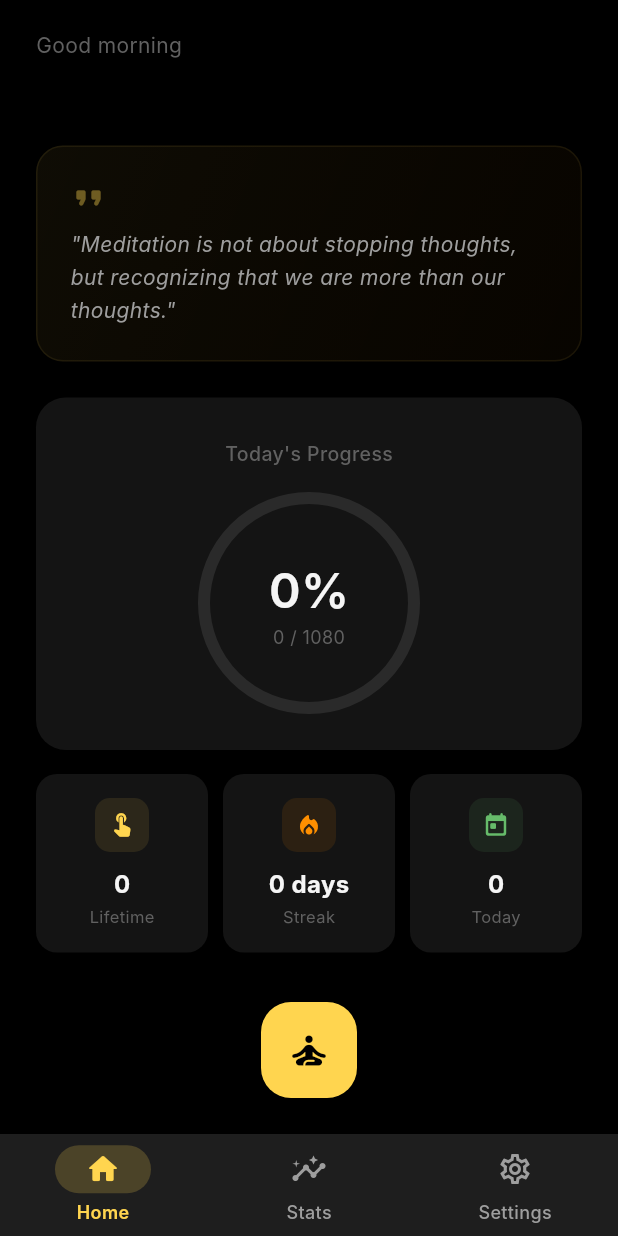
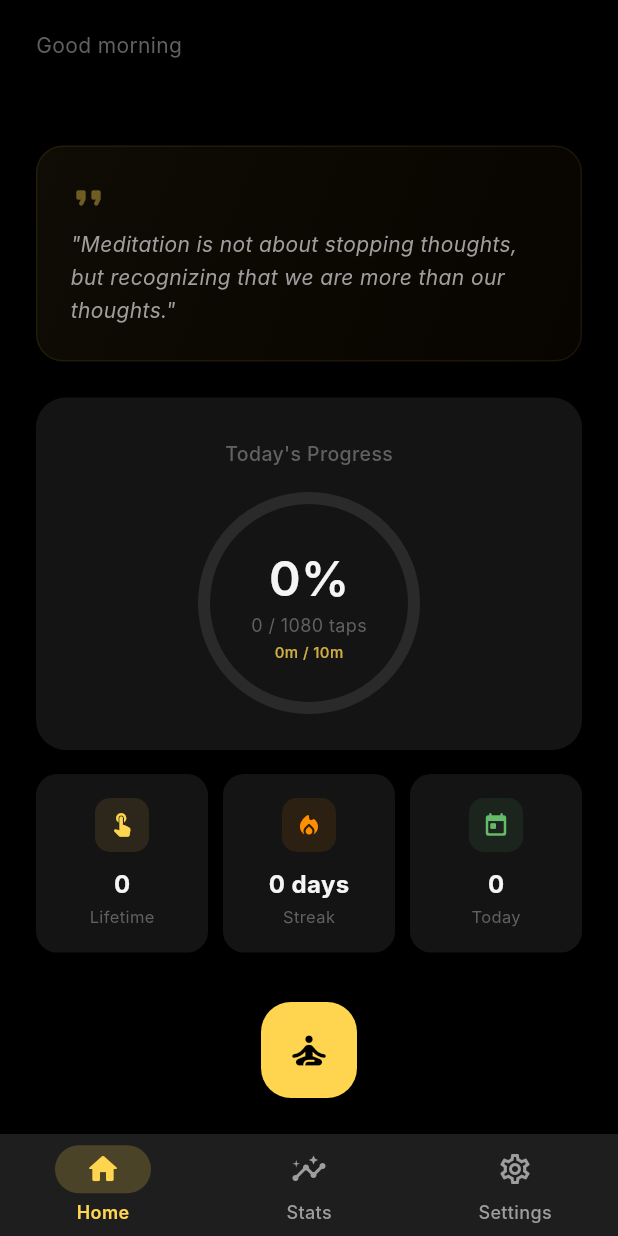
Before and after one commit to amanat-2003/shunya-meditation-app, a Flutter app: the screen it shows once a user with an empty profile is signed in, on a phone screen of 412 x 824 dp. Run offline on Flutter 3.47's test engine with Material 3 defaults, Android fonts, the phone set to English and light mode, and no system bars; our stand-ins replace connectivity_plus, file_picker, fl_chart, flutter_riverpod, go_router, google_sign_in and 5 more; missing offline and left inert: app_settings, screen_brightness; accounts and stored records are empty; Roboto replaces fonts that are missing (Inter).

Commit message:
fix: resolve layout shift in meditation screen and add time objective to dashboard
Fixes & Enhancements:
1. Dashboard Time Tracking: Enhanced the Home dashboard 'Today's Progress' circle to display meditated minutes vs the daily minutes goal directly beneath the existing tap counter tracker. This brings full visibility to both the user's primary objectives.
2. Meditation Screen Layout Shift Fix: Converted the core layout engine of the Meditation Screen from a basic Column to a robust Positioned Stack. This ensures that when the 'Hint Overlay' fades in or out, it no longer physically shoves the central tapestry (Tap counter and Time) vertically down the screen.
3. Universal Bright Mode Coverage: Updated the Hint Overlay widget to respect the global 'Bright UI Mode' setting. When bright mode is enabled by the user, the instructional popup now shines at 100% opacity instead of remaining deliberately obscured, ensuring total visibility across the view.

```diff
--- a/lib/features/dashboard/presentation/screens/dashboard_screen.dart
+++ b/lib/features/dashboard/presentation/screens/dashboard_screen.dart
@@ -38,6 +38,7 @@ class _DashboardScreenState extends ConsumerState<DashboardScreen> {
     // Invalidate cached providers so the UI updates instantly with the new data
     ref.invalidate(userSessionsProvider);
     ref.invalidate(todayTapsProvider);
+    ref.invalidate(todayTimeSecondsProvider);
     ref.invalidate(lifetimeTapsProvider);
     ref.invalidate(currentStreakProvider);
     ref.invalidate(userSettingsProvider);
@@ -108,12 +109,18 @@ class _DashboardScreenState extends ConsumerState<DashboardScreen> {
     final user = ref.watch(currentUserProvider);
     final settings = ref.watch(userSettingsProvider);
     final todayTaps = ref.watch(todayTapsProvider);
+    final todaySeconds = ref.watch(todayTimeSecondsProvider);
     final lifetimeTaps = ref.watch(lifetimeTapsProvider);
     final streak = ref.watch(currentStreakProvider);
     final syncState = ref.watch(syncStateProvider);
+
     final dailyGoal = settings?.dailyTapGoal ?? 1080;
+    final timeGoalSeconds = settings?.dailyTimeGoalSeconds ?? 600;
 
     final goalPercent = dailyGoal > 0 ? (todayTaps / dailyGoal).clamp(0.0, 1.0) : 0.0;
+
+    final todayMins = todaySeconds ~/ 60;
+    final goalMins = timeGoalSeconds ~/ 60;
 
     return Scaffold(
       backgroundColor: Colors.black,
@@ -245,12 +252,24 @@ class _DashboardScreenState extends ConsumerState<DashboardScreen> {
                                   ),
                                 ),
                                 Text(
-                                  '$todayTaps / $dailyGoal',
+                                  '$todayTaps / $dailyGoal taps',
                                   style: TextStyle(
                                     fontSize: 12,
                                     color: AppTheme.textMuted,
                                   ),
                                 ),
+                                if (timeGoalSeconds > 0)
+                                  Padding(
+                                    padding: const EdgeInsets.only(top: 2),
+                                    child: Text(
+                                      '${todayMins}m / ${goalMins}m',
+                                      style: TextStyle(
+                                        fontSize: 10,
+                                        fontWeight: FontWeight.w500,
+                                        color: AppTheme.primaryGold.withValues(alpha: 0.8),
+                                      ),
+                                    ),
+                                  ),
                               ],
                             ),
                           ],
--- a/lib/features/meditation/providers/meditation_providers.dart
+++ b/lib/features/meditation/providers/meditation_providers.dart
@@ -59,6 +59,15 @@ final todayTapsProvider = Provider<int>((ref) {
   return todaySessions.fold<int>(0, (sum, s) => sum + s.totalTaps);
 });
 
+/// Provides today's meditated time in seconds
+final todayTimeSecondsProvider = Provider<int>((ref) {
+  final repo = ref.watch(meditationRepositoryProvider);
+  final user = ref.watch(currentUserProvider);
+  if (user == null) return 0;
+  final todaySessions = repo.getTodaySessions(user.id);
+  return todaySessions.fold<int>(0, (sum, s) => sum + s.durationSeconds);
+});
+
 /// Provides lifetime taps
 final lifetimeTapsProvider = Provider<int>((ref) {
   final repo = ref.watch(meditationRepositoryProvider);
```
Also changed, not shown: lib/features/meditation/presentation/screens/meditation_screen.dart (+13 -15 lines), lib/features/meditation/presentation/widgets/hint_overlay.dart (+8 -3 lines).
